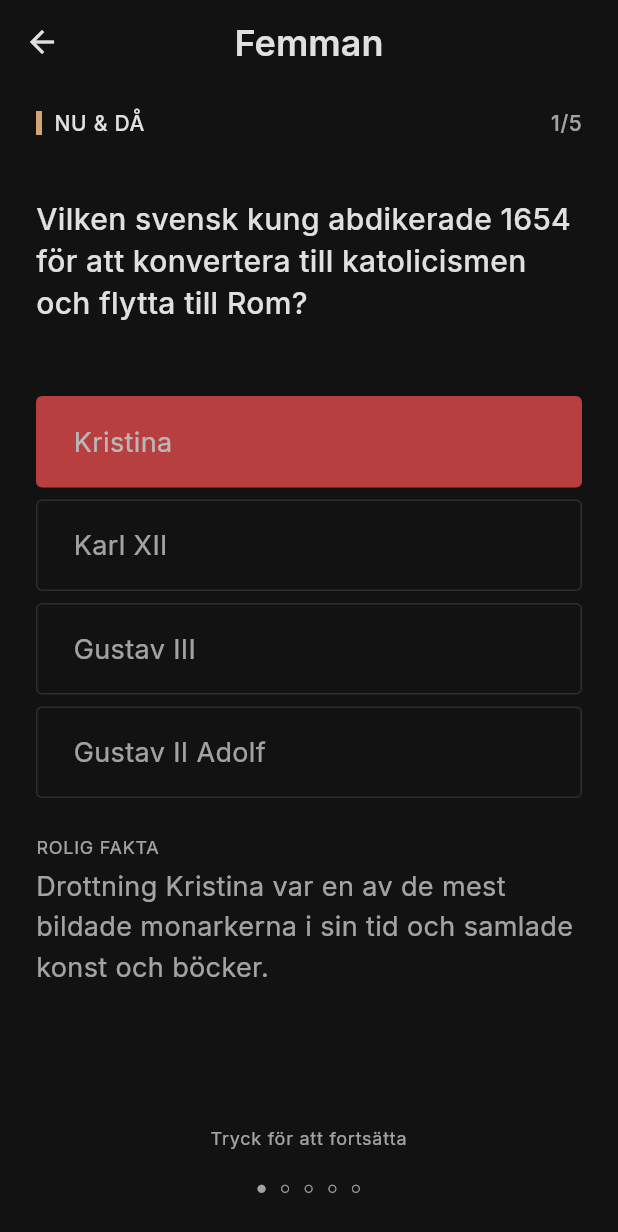
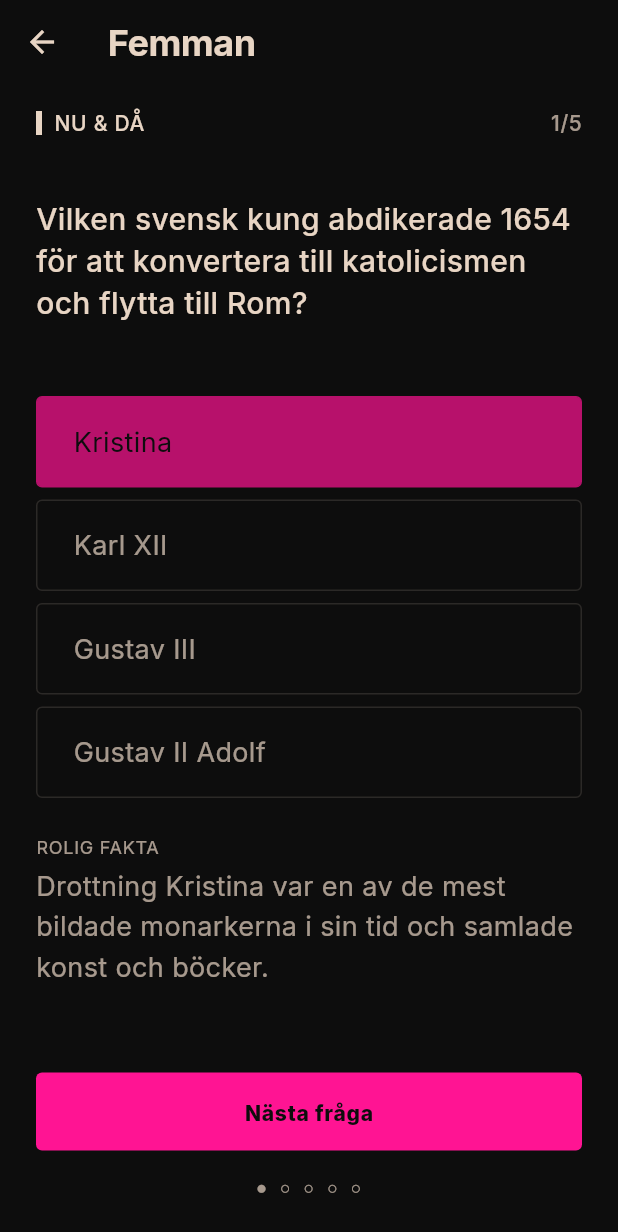
Before and after one commit to raisanen/Femman, a Flutter app: the QuizScreen screen opened by its route, after a tap on "Kristina", on a phone screen of 412 x 824 dp. Shown: the top 1232 px of the screen. Run offline on Flutter 3.47's test engine with Material 3 defaults, Android fonts, the phone set to English and light mode, and no system bars; our stand-ins replace flutter_riverpod, google_fonts, hive, hive_flutter, shared_preferences; accounts and stored records are empty.

Commit message:
Tweak styling

```diff
--- a/lib/core/constants/app_strings.dart
+++ b/lib/core/constants/app_strings.dart
@@ -12,13 +12,13 @@ class AppStrings {
   // ===== HOME SCREEN =====
 
   static String playButton(AppLanguage lang) =>
-      lang == AppLanguage.sv ? 'SPELA' : 'PLAY';
+      lang == AppLanguage.sv ? 'Spela' : 'Play';
 
   static String statsButton(AppLanguage lang) =>
-      lang == AppLanguage.sv ? 'STATISTIK' : 'STATISTICS';
+      lang == AppLanguage.sv ? 'Statistik' : 'Statistics';
 
   static String settingsButton(AppLanguage lang) =>
-      lang == AppLanguage.sv ? 'INSTÄLLNINGAR' : 'SETTINGS';
+      lang == AppLanguage.sv ? 'Inställningar' : 'Settings';
 
   static String appTitle(AppLanguage lang) =>
       lang == AppLanguage.sv ? 'Femman' : 'Femman';
@@ -36,6 +36,9 @@ class AppStrings {
   static String tapToContinue(AppLanguage lang) =>
       lang == AppLanguage.sv ? 'Tryck för att fortsätta' : 'Tap to continue';
 
+  static String nextQuestionButton(AppLanguage lang) =>
+      lang == AppLanguage.sv ? 'Nästa fråga' : 'Next question';
+
   // ===== CATEGORY NAMES =====
 
   static String categoryNowThen(AppLanguage lang) =>
@@ -45,7 +48,7 @@ class AppStrings {
       lang == AppLanguage.sv ? 'Nöje & Kultur' : 'Entertainment & Culture';
 
   static String categoryNearFar(AppLanguage lang) =>
-      lang == AppLanguage.sv ? 'Nära & Fjärran' : 'Near & Far';
+      lang == AppLanguage.sv ? 'När & Fjärran' : 'Near & Far';
 
   static String categorySportMisc(AppLanguage lang) =>
       lang == AppLanguage.sv ? 'Sport & Blandat' : 'Sport & Misc';
@@ -71,10 +74,10 @@ class AppStrings {
       lang == AppLanguage.sv ? 'Försök igen!' : 'Keep trying!';
 
   static String nextCardButton(AppLanguage lang) =>
-      lang == AppLanguage.sv ? 'NÄSTA KORT' : 'NEXT CARD';
+      lang == AppLanguage.sv ? 'Nästa kort' : 'Next card';
 
   static String homeButton(AppLanguage lang) =>
-      lang == AppLanguage.sv ? 'HEM' : 'HOME';
+      lang == AppLanguage.sv ? 'Hem' : 'Home';
 
   static String correct(AppLanguage lang) =>
       lang == AppLanguage.sv ? 'Rätt' : 'Correct';
@@ -108,7 +111,7 @@ class AppStrings {
 
   static String accuracy(AppLanguage lang, double percentage) =>
       lang == AppLanguage.sv
-          ? 'Noggrannhet: ${percentage.toStringAsFixed(1)}%'
+          ? 'Procent rätt: ${percentage.toStringAsFixed(1)}%'
           : 'Accuracy: ${percentage.toStringAsFixed(1)}%';
 
   static String categoryStats(AppLanguage lang) =>
@@ -173,5 +176,5 @@ class AppStrings {
   static String ok(AppLanguage lang) => lang == AppLanguage.sv ? 'OK' : 'OK';
 
   static String cancel(AppLanguage lang) =>
-      lang == AppLanguage.sv ? 'AVBRYT' : 'CANCEL';
+      lang == AppLanguage.sv ? 'Avbryt' : 'Cancel';
 }
--- a/lib/core/theme/app_colors.dart
+++ b/lib/core/theme/app_colors.dart
@@ -1,32 +1,33 @@
 import 'package:flutter/material.dart';
 
-/// Femman color palette following Swiss typography principles.
-/// Limited, purposeful colors with generous whitespace.
+/// Femman color palette inspired by bold, high-contrast poster design.
+/// Vibrant colors on dark background with strong typography focus.
 class AppColors {
   AppColors._();
 
-  // Light theme palette
+  // Dark theme palette (primary theme, matching poster style)
+  static const backgroundDark = Color(0xFF0D0D0D); // Dark charcoal/black
+  static const textPrimaryDark = Color(0xFFE8D5C4); // Light beige/pale peach
+  static const textSecondaryDark = Color(0xFF7FDBCA); // Light teal/mint green
+  static const accentDark = Color(0xFF9B8BB0); // Muted purple/plum
+  static const accentBright = Color(0xFFFF1493); // Vibrant magenta/fuchsia
+
+  // Light theme palette (fallback)
   static const background = Color(0xFFFAFAFA); // Off-white
   static const textPrimary = Color(0xFF1A1A1A); // Near-black
   static const textSecondary = Color(0xFF6B6B6B); // Grey
-  static const accent = Color(0xFFE63946); // Confident red
+  static const accent = Color(0xFF9B8BB0); // Muted purple/plum
 
-  // Dark theme palette
-  static const backgroundDark = Color(0xFF121212); // Near-black
-  static const textPrimaryDark = Color(0xFFE0E0E0); // Light grey
-  static const textSecondaryDark = Color(0xFF9E9E9E); // Medium grey
-  static const accentDark = Color(0xFFFF5252); // Brighter red for dark mode
-
-  // Category accents (subtle, used sparingly) - work in both themes
-  static const categoryNowThen = Color(0xFFD4A574); // Muted ochre
-  static const categoryEntertainment = Color(0xFFD4A5A5); // Dusty rose
-  static const categoryNearFar = Color(0xFF7C9299); // Slate blue
-  static const categorySportMisc = Color(0xFF9CAF88); // Sage green
-  static const categoryScienceTech = Color(0xFF9E9E9E); // Cool grey
+  // Category accents (inspired by poster color palette)
+  static const categoryNowThen = Color(0xFFE8D5C4); // Light beige/pale peach
+  static const categoryEntertainment = Color(0xFFFF1493); // Vibrant magenta/fuchsia
+  static const categoryNearFar = Color(0xFF7FDBCA); // Light teal/mint green
+  static const categorySportMisc = Color(0xFF9B8BB0); // Muted purple/plum
+  static const categoryScienceTech = Color(0xFFE8D5C4); // Light beige/pale peach
 
   // UI element colors
   static const borderDefault = Color(0x33666666); // textSecondary at 20% opacity
-  static const borderDefaultDark = Color(0x33E0E0E0); // textPrimaryDark at 20% opacity
+  static const borderDefaultDark = Color(0x33E8D5C4); // textPrimaryDark at 20% opacity
   static const white = Color(0xFFFFFFFF);
   static const black = Color(0xFF000000);
 }
--- a/lib/core/theme/app_theme.dart
+++ b/lib/core/theme/app_theme.dart
@@ -14,11 +14,12 @@ class AppTheme {
       brightness: Brightness.dark,
       scaffoldBackgroundColor: AppColors.backgroundDark,
       colorScheme: const ColorScheme.dark(
-        primary: AppColors.accentDark,
-        secondary: AppColors.textSecondaryDark,
+        primary: AppColors.accentDark, // Muted purple/plum
+        secondary: AppColors.accentBright, // Vibrant magenta/fuchsia
         surface: AppColors.backgroundDark,
-        onSurface: AppColors.textPrimaryDark,
-        error: AppColors.accentDark,
+        onSurface: AppColors.textPrimaryDark, // Light beige/pale peach
+        onSecondary: AppColors.backgroundDark,
+        error: AppColors.accentBright,
       ),
 
       // Typography
@@ -54,24 +55,25 @@ class AppTheme {
         backgroundColor: AppColors.backgroundDark,
         foregroundColor: AppColors.textPrimaryDark,
         elevation: 0,
-        centerTitle: true,
+        centerTitle: false,
         titleTextStyle: AppTypography.headlineMedium.copyWith(
           color: AppColors.textPrimaryDark,
         ),
       ),
 
-      // Button themes — minimal with focus on typography
+      // Button themes — bold, high-contrast
       elevatedButtonTheme: ElevatedButtonThemeData(
         style: ElevatedButton.styleFrom(
-          backgroundColor: AppColors.accentDark,
-          foregroundColor: AppColors.white,
+          backgroundColor: AppColors.accentBright, // Vibrant magenta/fuchsia
+          foregroundColor: AppColors.backgroundDark,
           elevation: 0,
           padding: const EdgeInsets.symmetric(horizontal: 24, vertical: 16),
           shape: RoundedRectangleBorder(
             borderRadius: BorderRadius.circular(4),
           ),
           textStyle: AppTypography.labelLarge.copyWith(
-            color: AppColors.white,
+            color: AppColors.backgroundDark,
+            fontWeight: FontWeight.w800,
           ),
         ),
       ),
@@ -86,6 +88,7 @@ class AppTheme {
           ),
           textStyle: AppTypography.bodyMedium.copyWith(
             color: AppColors.textPrimaryDark,
+            fontWeight: FontWeight.w800,
           ),
         ),
       ),
@@ -96,6 +99,7 @@ class AppTheme {
           padding: const EdgeInsets.symmetric(horizontal: 20, vertical: 16),
           textStyle: AppTypography.bodyMedium.copyWith(
             color: AppColors.textPrimaryDark,
+            fontWeight: FontWeight.w800,
           ),
         ),
       ),
--- a/lib/core/theme/app_typography.dart
+++ b/lib/core/theme/app_typography.dart
@@ -7,28 +7,34 @@ import 'app_colors.dart';
 class AppTypography {
   AppTypography._();
 
-  /// Display — Large numbers, scores (72pt, Inter Tight, weight 700)
+  /// Display — Large numbers, scores (72pt, Inter Tight, weight 800)
+  /// Bold, blocky style matching poster aesthetic
   static TextStyle get displayLarge => GoogleFonts.interTight(
         fontSize: 72,
-        fontWeight: FontWeight.w700,
+        fontWeight: FontWeight.w800, // Extra bold for poster style
         color: AppColors.textPrimary,
         height: 1.0,
+        letterSpacing: -1.0, // Tighter spacing for blocky look
       );
 
-  /// Headline Large — Category labels, screen titles (32pt, Inter, weight 600)
+  /// Headline Large — Category labels, screen titles (32pt, Inter, weight 800)
+  /// Bold, prominent style
   static TextStyle get headlineLarge => GoogleFonts.inter(
         fontSize: 32,
-        fontWeight: FontWeight.w600,
+        fontWeight: FontWeight.w800, // Bolder for poster style
         color: AppColors.textPrimary,
         height: 1.2,
+        letterSpacing: -0.5,
       );
 
-  /// Headline Medium — Section headers (24pt, Inter, weight 600)
+  /// Headline Medium — Section headers (24pt, Inter, weight 700)
+  /// Bold, prominent style
   static TextStyle get headlineMedium => GoogleFonts.inter(
         fontSize: 24,
-        fontWeight: FontWeight.w600,
+        fontWeight: FontWeight.w700, // Bolder for poster style
         color: AppColors.textPrimary,
         height: 1.3,
+        letterSpacing: -0.3,
       );
 
   /// Body Large — Questions (20pt, Inter, weight 500)
--- a/lib/features/quiz/quiz_screen.dart
+++ b/lib/features/quiz/quiz_screen.dart
@@ -1,5 +1,3 @@
-import 'dart:async';
-
 import 'package:flutter/material.dart';
 import 'package:flutter_riverpod/flutter_riverpod.dart';
 import 'package:femman/core/constants/app_spacing.dart';
@@ -28,7 +26,6 @@ class QuizScreen extends ConsumerStatefulWidget {
 
 class _QuizScreenState extends ConsumerState<QuizScreen> {
   bool _showResult = false;
-  Timer? _resultTimer;
 
   @override
   void initState() {
@@ -39,12 +36,6 @@ class _QuizScreenState extends ConsumerState<QuizScreen> {
     WidgetsBinding.instance.addPostFrameCallback((_) {
       ref.read(quizControllerProvider.notifier).startNewCard();
     });
-  }
-
-  @override
-  void dispose() {
-    _resultTimer?.cancel();
-    super.dispose();
   }
 
   @override
@@ -65,16 +56,7 @@ class _QuizScreenState extends ConsumerState<QuizScreen> {
         automaticallyImplyLeading: true,
       ),
       body: SafeArea(
-        child: GestureDetector(
-          behavior: HitTestBehavior.opaque,
-          onTap: () {
-            if (_showResult) {
-              _resultTimer?.cancel();
-              _advanceOrFinish();
-            }
-          },
-          child: _buildBody(context, quizState, language),
-        ),
+        child: _buildBody(context, quizState, language),
       ),
     );
   }
@@ -189,20 +171,12 @@ class _QuizScreenState extends ConsumerState<QuizScreen> {
         ),
         const SizedBox(height: AppSpacing.lg),
         if (_showResult)
-          Builder(
-            builder: (context) {
-              final theme = Theme.of(context);
-              return Padding(
-                padding: const EdgeInsets.symmetric(horizontal: AppSpacing.lg),
-                child: Text(
-                  AppStrings.tapToContinue(language),
-                  style: AppTypography.labelMedium.copyWith(
-                    color: theme.colorScheme.onSurface.withOpacity(0.7),
-                  ),
-                  textAlign: TextAlign.center,
-                ),
-              );
-            },
+          Padding(
+            padding: const EdgeInsets.symmetric(horizontal: AppSpacing.lg),
+            child: ElevatedButton(
+              onPressed: _advanceOrFinish,
+              child: Text(AppStrings.nextQuestionButton(language)),
+            ),
           ),
         const SizedBox(height: AppSpacing.md),
         Padding(
@@ -234,16 +208,11 @@ class _QuizScreenState extends ConsumerState<QuizScreen> {
       _showResult = true;
     });
 
-    _resultTimer?.cancel();
-    _resultTimer = Timer(const Duration(milliseconds: 1500), () {
-      _advanceOrFinish();
-    });
+    // No automatic timer - user must click the button to continue
   }
 
   void _advanceOrFinish() {
     final controller = ref.read(quizControllerProvider.notifier);
-
-    _resultTimer?.cancel();
 
     // If there are more questions, move to next
     if (controller.canAdvance()) {
--- a/lib/features/quiz/widgets/answer_button.dart
+++ b/lib/features/quiz/widgets/answer_button.dart
@@ -82,21 +82,21 @@ class AnswerButton extends StatelessWidget {
     final borderColor = isDark ? AppColors.borderDefaultDark : AppColors.borderDefault;
     final backgroundColor = isDark ? AppColors.backgroundDark : AppColors.white;
 
-    // Correct state has top priority
+    // Correct state has top priority - use vibrant magenta/fuchsia for high contrast
     if (isCorrect) {
       return _AnswerButtonColors(
-        background: theme.colorScheme.primary,
-        border: theme.colorScheme.primary,
-        text: AppColors.white,
+        background: AppColors.accentBright, // Vibrant magenta/fuchsia
+        border: AppColors.accentBright,
+        text: AppColors.backgroundDark, // Dark text on bright background
       );
     }
 
-    // Incorrect state
+    // Incorrect state - use muted purple with reduced opacity
     if (isIncorrect) {
       return _AnswerButtonColors(
-        background: theme.colorScheme.onSurface.withOpacity(0.08),
-        border: theme.colorScheme.onSurface.withOpacity(0.7),
-        text: theme.colorScheme.onSurface,
+        background: AppColors.accentDark.withOpacity(0.15), // Muted purple/plum
+        border: AppColors.accentDark.withOpacity(0.5),
+        text: theme.colorScheme.onSurface.withOpacity(0.6), // Dimmed text
       );
     }
 
```
